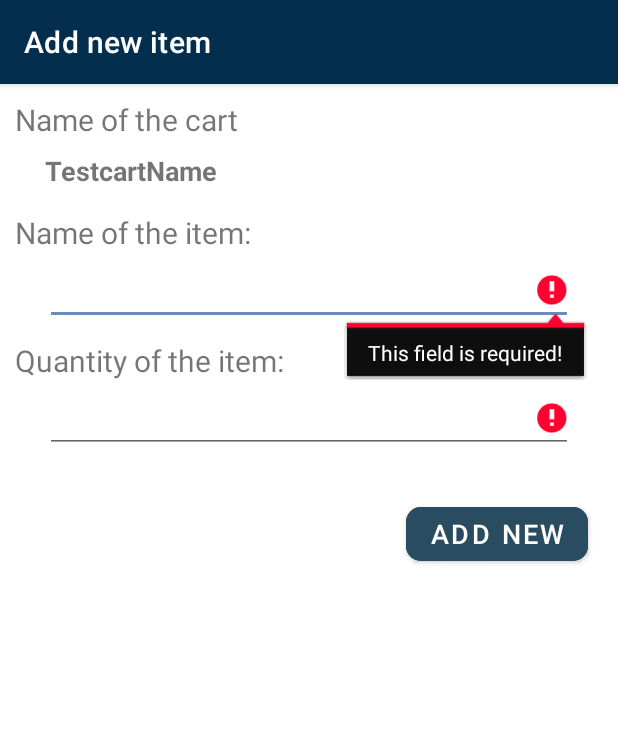
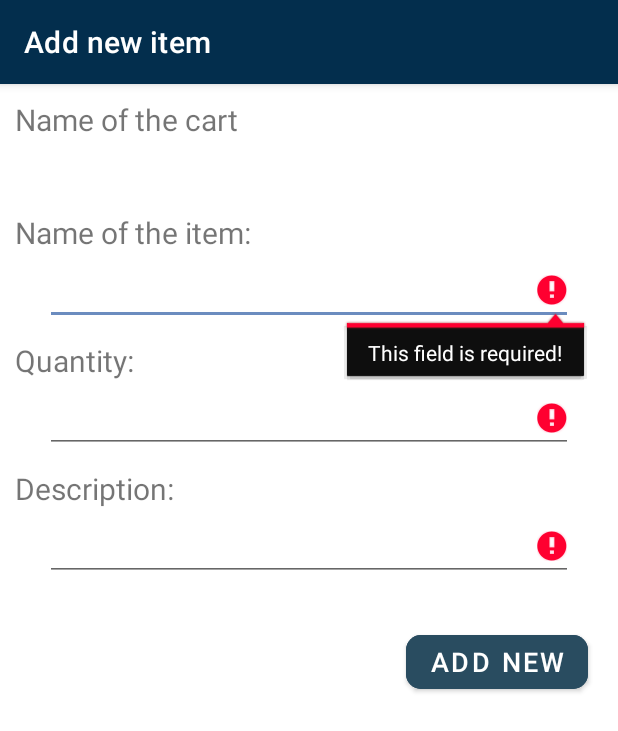
Before and after one commit to molnar75/ShoppingCart, an Android app: the ItemFormActivity screen opened directly, with no data from a screen before it, after a tap on "ADD NEW", on a phone screen of 412 x 824 dp. Shown: the top 731 px of the screen. Run offline under Robolectric (Android 15) with nearby library versions, the phone set to English and light mode, and no system bars.

Commit message:
Added the description to the item form

```diff
--- a/app/src/main/java/com/example/shoppingcart/ItemFormActivity.java
+++ b/app/src/main/java/com/example/shoppingcart/ItemFormActivity.java
@@ -25,6 +25,7 @@ public class ItemFormActivity extends AppCompatActivity {
         Button addNewButton = findViewById(R.id.addNewButtonItemForm);
         EditText etName = findViewById(R.id.itemNameItemForm);
         EditText etQuantity = findViewById(R.id.itemQuantityItemForm);
+        EditText etDescription = findViewById(R.id.itemDescriptionItemForm);
 
         //TODO intentként kapja meg a cart nevét/id-ját
 
@@ -33,8 +34,9 @@ public class ItemFormActivity extends AppCompatActivity {
             public void onClick(View v) {
                 String newItemName = etName.getText().toString();
                 String newItemQuantity = etQuantity.getText().toString();
+                String newDescription = etDescription.getText().toString();
 
-                if(validation(newItemName, newItemQuantity, etName, etQuantity)) {
+                if(validation(newItemName, newItemQuantity, newDescription, etName, etQuantity, etDescription)) {
                     Toast.makeText(ItemFormActivity.this, "Add new item", Toast.LENGTH_SHORT).show();
                 }
                 // TODO új elem hozzáadása a backendhez
@@ -44,7 +46,7 @@ public class ItemFormActivity extends AppCompatActivity {
     }
 
     //Returns false if one of the data is empty
-    Boolean validation(String newItemName, String newItemQuantity, EditText etName, EditText etQuantity) {
+    Boolean validation(String newItemName, String newItemQuantity, String newDescription, EditText etName, EditText etQuantity, EditText etDescription) {
         Boolean validationIsOk = true;
 
         if(newItemName.isEmpty()) {
@@ -57,6 +59,11 @@ public class ItemFormActivity extends AppCompatActivity {
             etQuantity.setError("This field is required!");
         }
 
+        if(newDescription.isEmpty()) {
+            validationIsOk = false;
+            etDescription.setError("This field is required!");
+        }
+
         return validationIsOk;
     }
 }
--- a/app/src/main/res/layout/activity_item_form.xml
+++ b/app/src/main/res/layout/activity_item_form.xml
@@ -27,7 +27,6 @@
             android:layout_height="30dp"
             android:layout_marginLeft="30dp"
             android:layout_marginTop="5dp"
-            android:text="TestcartName"
             android:textStyle="bold"
             android:textSize="18sp"/>
 
@@ -53,7 +52,7 @@
             android:layout_height="30dp"
             android:layout_marginLeft="10dp"
             android:layout_marginTop="10dp"
-            android:text="Quantity of the item:"
+            android:text="Quantity:"
             android:textSize="20sp"/>
 
         <EditText
@@ -64,6 +63,22 @@
             android:layout_marginRight="30dp"
             android:ems="10"
             android:inputType="number"/>
+
+        <TextView
+            android:id="@+id/itemDescriptionHeaderItemForm"
+            android:layout_width="wrap_content"
+            android:layout_height="30dp"
+            android:layout_marginLeft="10dp"
+            android:layout_marginTop="10dp"
+            android:text="Description:"
+            android:textSize="20sp"/>
+
+        <EditText
+            android:id="@+id/itemDescriptionItemForm"
+            android:layout_width="fill_parent"
+            android:layout_height="wrap_content"
+            android:layout_marginLeft="30dp"
+            android:layout_marginRight="30dp" />
 
         <Button
             android:id="@+id/addNewButtonItemForm"
```
